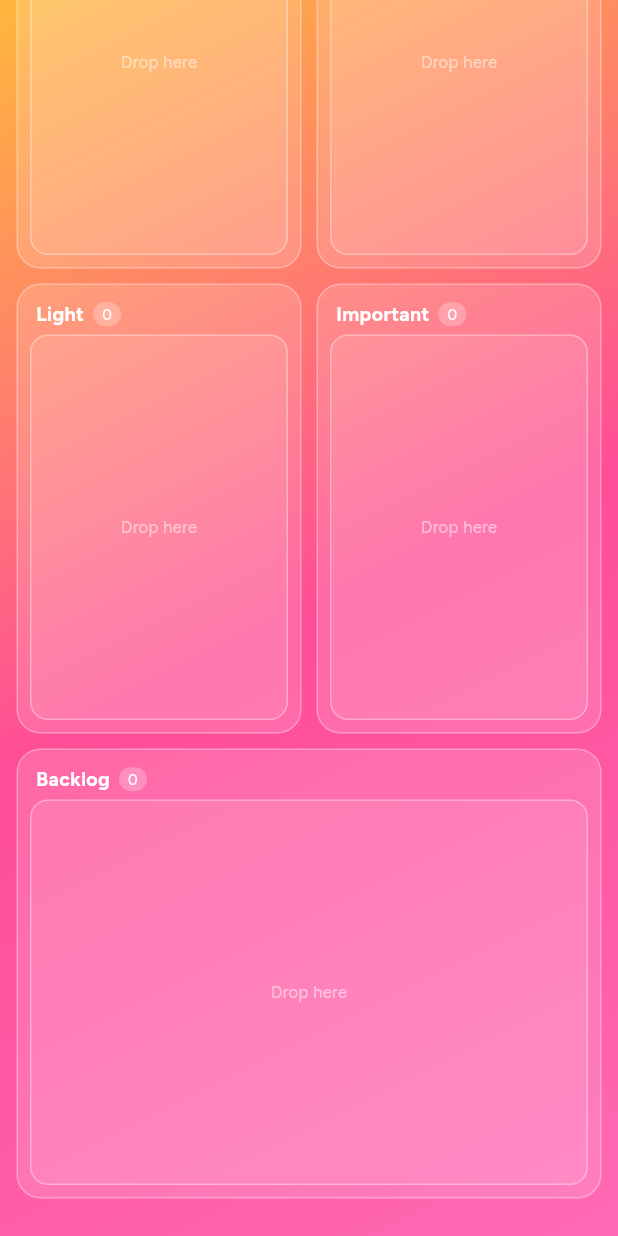
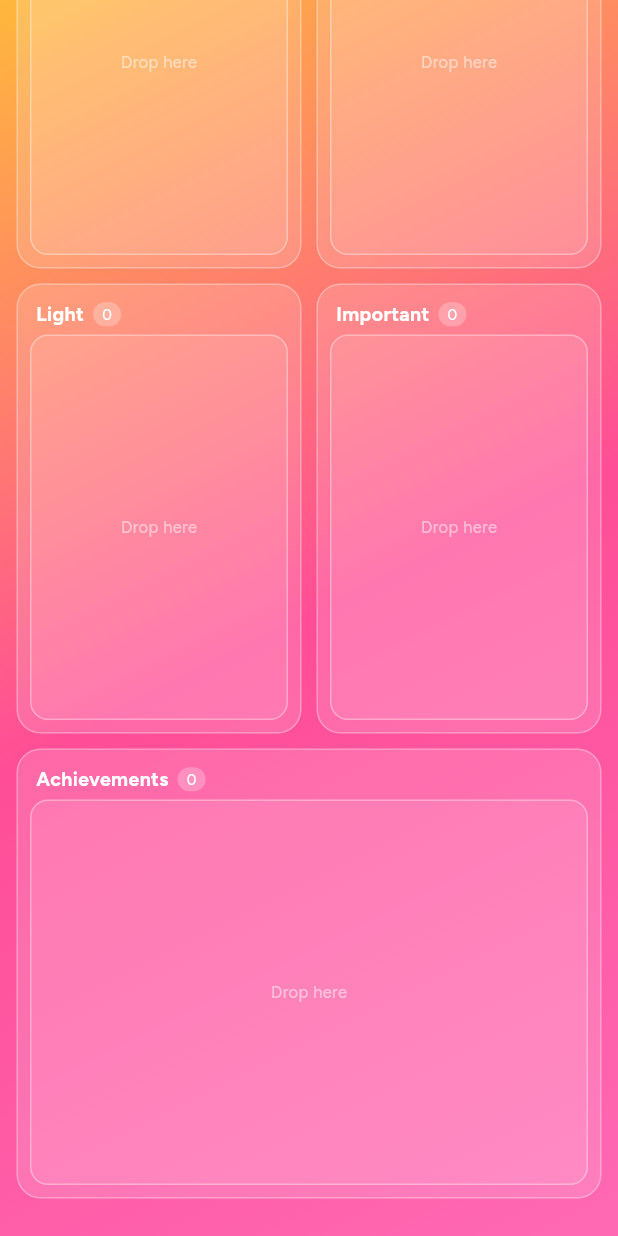
Before and after one commit to anahi-am/daily-kanban, a Flutter app: the screen it shows after launch, scrolled down 190 dp, on a phone screen of 412 x 824 dp. Run offline on Flutter 3.47's test engine with Material 3 defaults, Android fonts, the phone set to English and light mode, and no system bars; our stand-ins replace google_fonts, share_plus, shared_preferences.

Commit message:
feat: rename Backlog to Achievements, persist importance levels, add subtask checkboxes

```diff
--- a/lib/main.dart
+++ b/lib/main.dart
@@ -21,7 +21,7 @@ class AppColors {
     gradientStart: Color(0xFFFFB73C),
     gradientMid: Color(0xFFFF4D97),
     gradientEnd: Color(0xFFFF69B4),
-    backlogDot: Color(0xFFFF6B2C),
+    achievementsDot: Color(0xFFFF6B2C),
     doneDot: Color(0xFFD63AF0),
     urgentDot: Color(0xFFFF2D55),
     lightDot: Color(0xFFFFB020),
@@ -34,7 +34,7 @@ class AppColors {
     gradientStart: Color(0xFF66BB6A),
     gradientMid: Color(0xFF26C6DA),
     gradientEnd: Color(0xFF42A5F5),
-    backlogDot: Color(0xFF2E7D32),
+    achievementsDot: Color(0xFF2E7D32),
     doneDot: Color(0xFF5C6BC0),
     urgentDot: Color(0xFF1E88E5),
     lightDot: Color(0xFF81C784),
@@ -49,7 +49,7 @@ class _ThemeColors {
     required this.gradientStart,
     required this.gradientMid,
     required this.gradientEnd,
-    required this.backlogDot,
+    required this.achievementsDot,
     required this.doneDot,
     required this.urgentDot,
     required this.lightDot,
@@ -61,7 +61,7 @@ class _ThemeColors {
   final Color gradientStart;
   final Color gradientMid;
   final Color gradientEnd;
-  final Color backlogDot;
+  final Color achievementsDot;
   final Color doneDot;
   final Color urgentDot;
   final Color lightDot;
@@ -70,13 +70,13 @@ class _ThemeColors {
   final Color outlineBg;
 }
 
-enum TaskStatus { backlog, light, important, urgent, done }
+enum TaskStatus { achievements, light, important, urgent, done }
 
 extension TaskStatusX on TaskStatus {
   String get key {
     switch (this) {
-      case TaskStatus.backlog:
-        return 'backlog';
+      case TaskStatus.achievements:
+        return 'achievements';
       case TaskStatus.light:
         return 'light';
       case TaskStatus.important:
@@ -90,8 +90,8 @@ extension TaskStatusX on TaskStatus {
 
   String get label {
     switch (this) {
-      case TaskStatus.backlog:
-        return 'Backlog';
+      case TaskStatus.achievements:
+        return 'Achievements';
       case TaskStatus.light:
         return 'Light';
       case TaskStatus.important:
@@ -105,8 +105,8 @@ extension TaskStatusX on TaskStatus {
 
   Color get accent {
     switch (this) {
-      case TaskStatus.backlog:
-        return theme.backlogDot;
+      case TaskStatus.achievements:
+        return theme.achievementsDot;
       case TaskStatus.light:
         return theme.lightDot;
       case TaskStatus.important:
@@ -119,7 +119,7 @@ extension TaskStatusX on TaskStatus {
   }
 
   static TaskStatus fromKey(String value) {
-    return TaskStatus.values.firstWhere((s) => s.key == value, orElse: () => TaskStatus.backlog);
+    return TaskStatus.values.firstWhere((s) => s.key == value, orElse: () => TaskStatus.achievements);
   }
 }
 
@@ -220,9 +220,11 @@ class BoardRepository {
     final todayKey = _dateKey(DateTime.now());
     bool changed = false;
     for (final task in _tasks) {
-      if (_dateKey(task.boardDate) != todayKey && task.status != TaskStatus.done) {
+      if (_dateKey(task.boardDate) != todayKey) {
         task.boardDate = DateTime.now();
-        task.status = TaskStatus.backlog;
+        if (task.status == TaskStatus.done) {
+          task.status = TaskStatus.achievements;
+        }
         changed = true;
       }
     }
@@ -351,6 +353,7 @@ class _BoardPageState extends State<BoardPage> {
   List<Task> tasks = [];
   bool loading = true;
   Timer? _midnightTimer;
+  final Set<String> _checkedSubtasks = <String>{};
 
   @override
   void initState() {
@@ -453,7 +456,6 @@ class _BoardPageState extends State<BoardPage> {
                   child: Row(
                     children: [
                       Text('Daily Priorities', style: GoogleFonts.figtree(fontWeight: FontWeight.w800, fontSize: 22, color: Colors.white)),
-                      Text(theme == AppColors.cool ? ' 🌿' : ' ☀️', style: GoogleFonts.figtree(fontWeight: FontWeight.w800, fontSize: 22, color: Colors.white)),
                       const Spacer(),
                       OutlineCircleButton(onTap: () => _openAddScreen(TaskStatus.light)),
                       const SizedBox(width: 8),
@@ -487,7 +489,7 @@ class _BoardPageState extends State<BoardPage> {
                     Expanded(child: _buildColumn(TaskStatus.important)),
                   ],
                 ),
-                _buildColumn(TaskStatus.backlog),
+                _buildColumn(TaskStatus.achievements),
               ],
             ),
           ),
@@ -605,10 +607,42 @@ class _BoardPageState extends State<BoardPage> {
           ],
           if (task.subtasks.isNotEmpty) ...[
             const SizedBox(height: 4),
-            Text(
-              '${task.subtasks.length} subtask${task.subtasks.length > 1 ? 's' : ''}',
-              style: GoogleFonts.figtree(fontSize: 8, color: Colors.white.withValues(alpha: 0.5)),
-            ),
+            ...task.subtasks.map((subtask) {
+              final checked = _checkedSubtasks.contains(subtask.id);
+              return GestureDetector(
+                onTap: () {
+                  setState(() {
+                    if (checked) {
+                      _checkedSubtasks.remove(subtask.id);
+                    } else {
+                      _checkedSubtasks.add(subtask.id);
+                    }
+                  });
+                },
+                child: Padding(
+                  padding: const EdgeInsets.only(bottom: 2),
+                  child: Row(
+                    children: [
+                      Icon(
+                        checked ? Icons.check_box : Icons.check_box_outline_blank,
+                        size: 12,
+                        color: Colors.white,
+                      ),
+                      const SizedBox(width: 4),
+                      Expanded(
+                        child: Text(
+                          subtask.content,
+                          style: GoogleFonts.figtree(fontSize: 9, color: Colors.white70),
+                          softWrap: true,
+                          maxLines: 1,
+                          overflow: TextOverflow.ellipsis,
+                        ),
+                      ),
+                    ],
+                  ),
+                ),
+              );
+            }).toList(),
           ],
         ],
       ),
```
Also changed, not shown: 1 other file.
